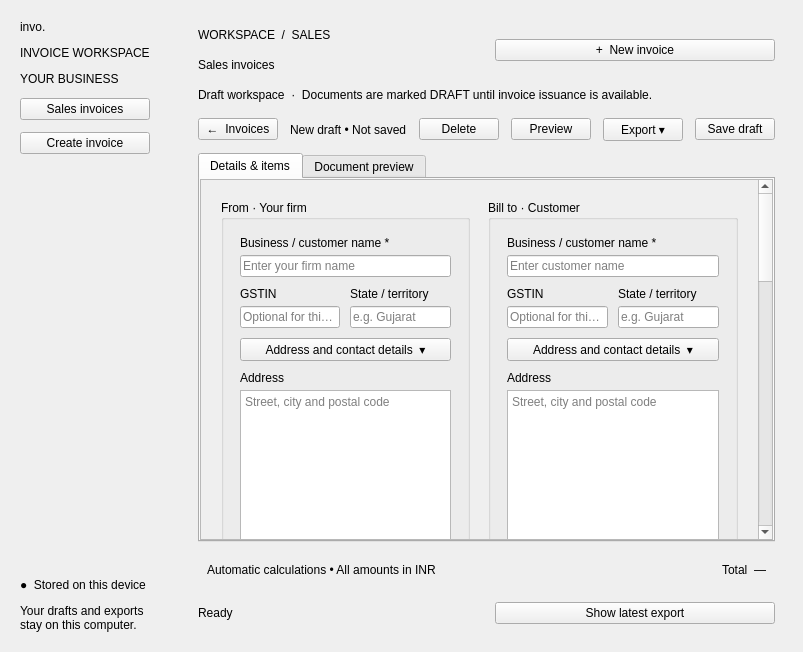
This is src/invoice_generator/presentation/qt/forms/main_window.ui in Skyvv4lk3r/Invoice_Maker_Software as Qt 5 draws it before an edit. The edited form follows.
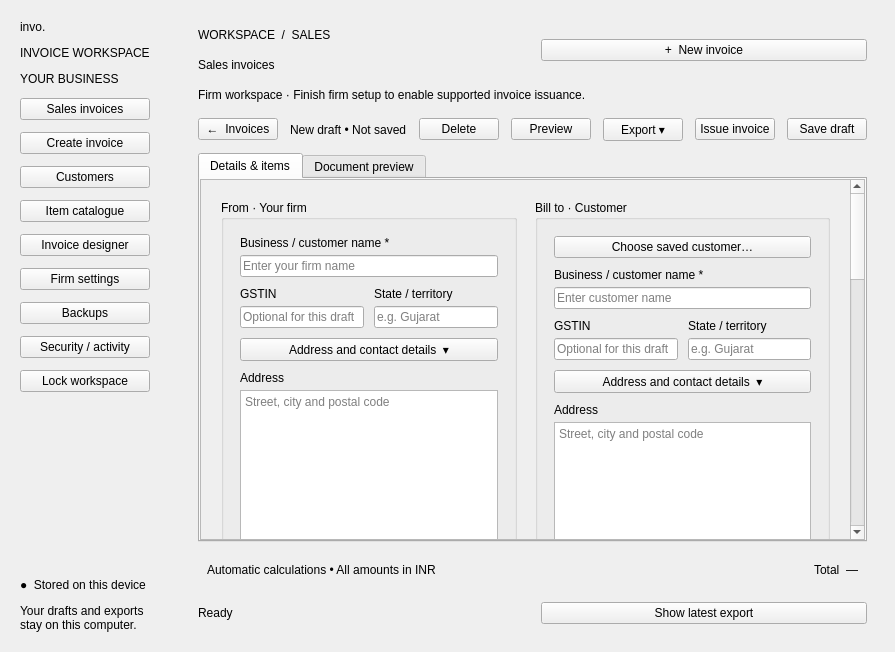
This is the edited form. The open tabs and pages were chosen to show the change.

Commit message:
Add owner authentication, custom layouts and firm invoice workflows
Implement firm and catalogue settings, versioned document layouts, guarded
issuance with fiscal-year numbering, immutable snapshots and cancellation.
Add encrypted backup/restore, recovery and idle locking, regression tests,
updated documentation and a portable Windows build.

The edit to the form file:
```diff
--- a/src/invoice_generator/presentation/qt/forms/main_window.ui
+++ b/src/invoice_generator/presentation/qt/forms/main_window.ui
@@ -77,6 +77,55 @@
                 </property>
               </widget>
             </item>
+            <item>
+              <widget class="QPushButton" name="customersButton">
+                <property name="text">
+                  <string>Customers</string>
+                </property>
+              </widget>
+            </item>
+            <item>
+              <widget class="QPushButton" name="catalogButton">
+                <property name="text">
+                  <string>Item catalogue</string>
+                </property>
+              </widget>
+            </item>
+            <item>
+              <widget class="QPushButton" name="designerButton">
+                <property name="text">
+                  <string>Invoice designer</string>
+                </property>
+              </widget>
+            </item>
+            <item>
+              <widget class="QPushButton" name="firmSettingsButton">
+                <property name="text">
+                  <string>Firm settings</string>
+                </property>
+              </widget>
+            </item>
+            <item>
+              <widget class="QPushButton" name="backupButton">
+                <property name="text">
+                  <string>Backups</string>
+                </property>
+              </widget>
+            </item>
+            <item>
+              <widget class="QPushButton" name="securityButton">
+                <property name="text">
+                  <string>Security / activity</string>
+                </property>
+              </widget>
+            </item>
+            <item>
+              <widget class="QPushButton" name="lockButton">
+                <property name="text">
+                  <string>Lock workspace</string>
+                </property>
+              </widget>
+            </item>
             <item>
               <spacer name="spacer52">
                 <property name="orientation">
@@ -164,7 +213,7 @@
             <item>
               <widget class="QLabel" name="buildLabel">
                 <property name="text">
-                  <string>Draft workspace  ·  Documents are marked DRAFT until invoice issuance is available.</string>
+                  <string>Firm workspace · Finish firm setup to enable supported invoice issuance.</string>
                 </property>
               </widget>
             </item>
@@ -552,6 +601,13 @@
                             </property>
                           </widget>
                         </item>
+                        <item>
+                          <widget class="QPushButton" name="issueButton">
+                            <property name="text">
+                              <string>Issue invoice</string>
+                            </property>
+                          </widget>
+                        </item>
                         <item>
                           <widget class="QPushButton" name="saveButton">
                             <property name="text">
@@ -919,6 +975,13 @@
                                               <string>Bill to · Customer</string>
                                             </property>
                                             <layout class="QVBoxLayout" name="customerLayout">
+                                              <item>
+                                                <widget class="QPushButton" name="pickCustomerButton">
+                                                  <property name="text">
+                                                    <string>Choose saved customer…</string>
+                                                  </property>
+                                                </widget>
+                                              </item>
                                               <property name="leftMargin">
                                                 <number>16</number>
                                               </property>
```
Left out of the diff: 10 changed lines with no effect on the pictures. The commit also changes 59 other files.
